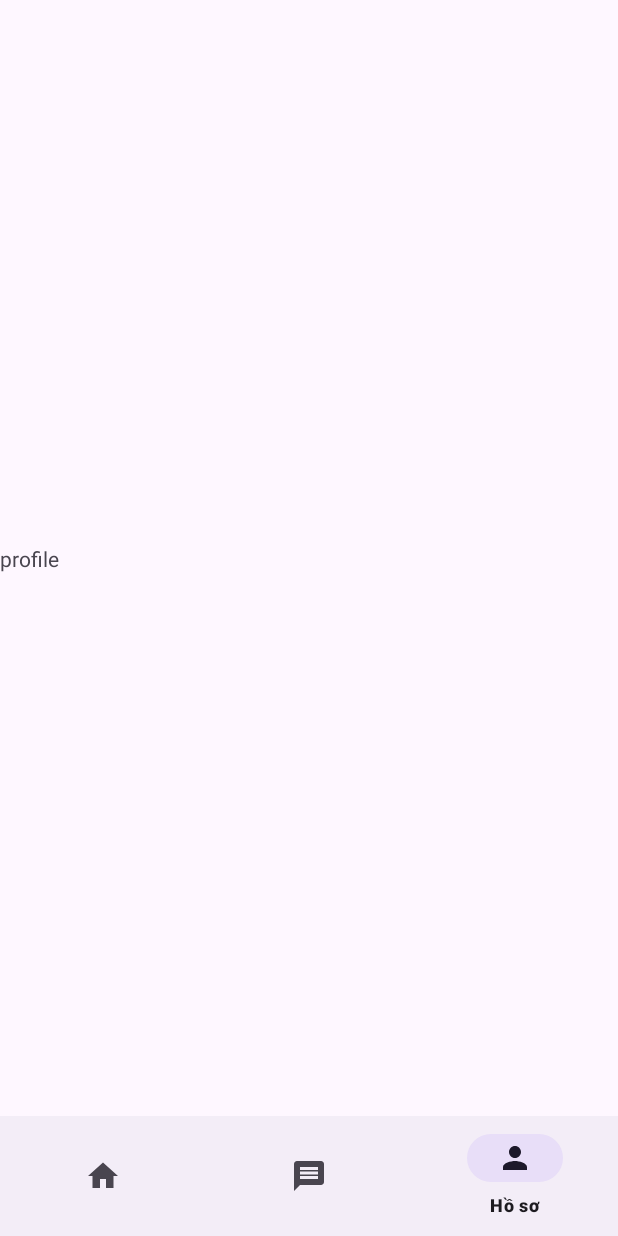
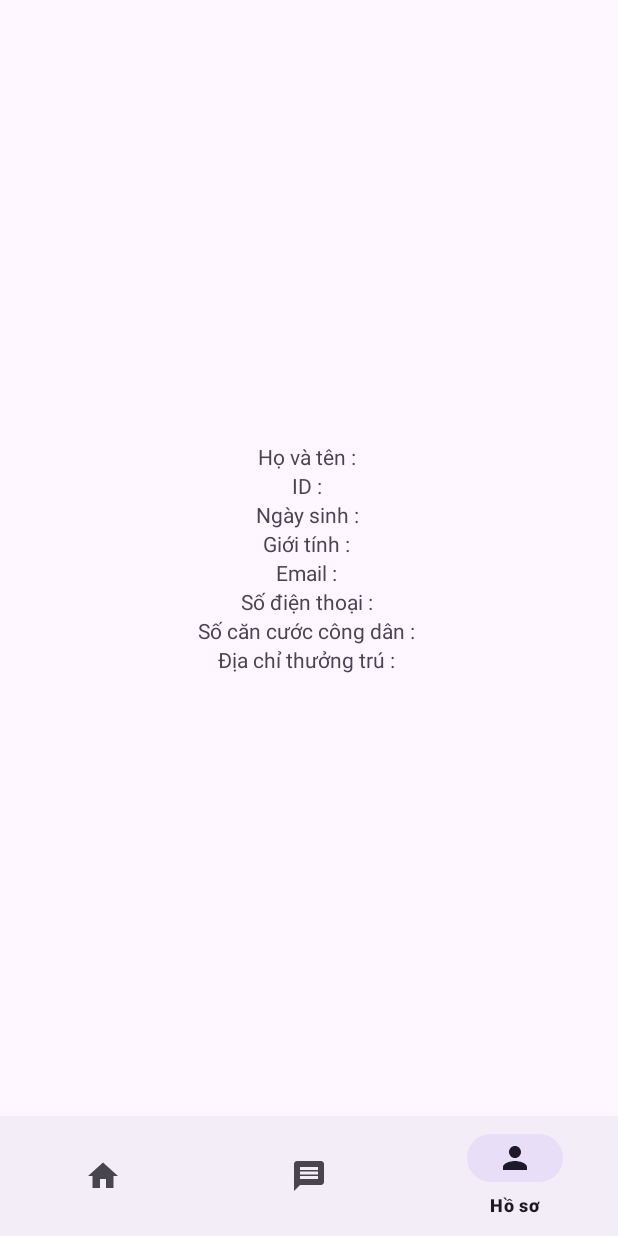
Before and after one commit to NHpe/NMCNPM21_3, an Android app: the screen it shows after launch (MainActivity), item 3 of the bottom bar chosen, on a phone screen of 412 x 824 dp. Run offline under Robolectric (Android 15) with nearby library versions, the phone set to English and light mode, and no system bars; our stand-ins replace navigation-ui.

Commit message:
Chỉnh sửa giao diện của Profile, Thêm 1 vào chủ yếu của Profile

```diff
--- a/Dormitory/app/src/main/java/com/group18/dormitory/Model/UserInformation.java
+++ b/Dormitory/app/src/main/java/com/group18/dormitory/Model/UserInformation.java
@@ -11,6 +11,17 @@ public class UserInformation {
     private String address;
 
     public UserInformation() {
+    }
+
+    public UserInformation(String _id, String _name, String _birthday, String _gender, String _email, String _phone, String _citizen, String _address) {
+        this.id = _id;
+        this.fullName = _name;
+        this.birthday = _birthday;
+        this.gender = _gender;
+        this.email = _email;
+        this.phoneNumber = _phone;
+        this.citizenId = _citizen;
+        this.address = _address;
     }
 
     public String getId() {
--- a/Dormitory/app/src/main/java/com/group18/dormitory/ProfileFragment.java
+++ b/Dormitory/app/src/main/java/com/group18/dormitory/ProfileFragment.java
@@ -7,6 +7,7 @@ import androidx.fragment.app.Fragment;
 import android.view.LayoutInflater;
 import android.view.View;
 import android.view.ViewGroup;
+import com.group18.dormitory.Model.UserInformation;
 
 /**
  * A simple {@link Fragment} subclass.
@@ -61,4 +62,10 @@ public class ProfileFragment extends Fragment {
         // Inflate the layout for this fragment
         return inflater.inflate(R.layout.fragment_profile, container, false);
     }
+
+    // TODO : Tạo hàm để lấy dữ liệu người dùng từ database
+    public UserInformation getInformation() {
+        UserInformation user = new UserInformation();
+        return user;
+    }
 }
--- a/Dormitory/app/src/main/res/layout/fragment_profile.xml
+++ b/Dormitory/app/src/main/res/layout/fragment_profile.xml
@@ -6,9 +6,62 @@
     tools:context=".ProfileFragment">
 
     <!-- TODO: Update blank fragment layout -->
-    <TextView
+    <LinearLayout
         android:layout_width="match_parent"
-        android:layout_height="match_parent"
-        android:text="profile" />
+        android:layout_height="wrap_content"
+        android:layout_gravity="center"
+        android:orientation="vertical">
+
+        <TextView
+            android:id="@+id/fullNameText"
+            android:layout_width="match_parent"
+            android:layout_height="wrap_content"
+            android:textAlignment="center"
+            android:text="Họ và tên : "/>
+
+        <TextView
+            android:layout_width="match_parent"
+            android:layout_height="wrap_content"
+            android:textAlignment="center"
+            android:text="ID : "/>
+
+        <TextView
+            android:layout_width="match_parent"
+            android:layout_height="wrap_content"
+            android:textAlignment="center"
+            android:text="Ngày sinh : "/>
+
+        <TextView
+            android:layout_width="match_parent"
+            android:layout_height="wrap_content"
+            android:textAlignment="center"
+            android:text="Giới tính : "/>
+
+        <TextView
+            android:layout_width="match_parent"
+            android:layout_height="wrap_content"
+            android:textAlignment="center"
+            android:text="Email : "/>
+
+        <TextView
+            android:layout_width="match_parent"
+            android:layout_height="wrap_content"
+            android:textAlignment="center"
+            android:text="Số điện thoại : "/>
+
+        <TextView
+            android:layout_width="match_parent"
+            android:layout_height="wrap_content"
+            android:textAlignment="center"
+            android:text="Số căn cước công dân : "/>
+
+        <TextView
+            android:layout_width="match_parent"
+            android:layout_height="wrap_content"
+            android:textAlignment="center"
+            android:text="Địa chỉ thưởng trú : "/>
+
+    </LinearLayout>
+
 
 </FrameLayout>
--- a/Dormitory/build.gradle.kts
+++ b/Dormitory/build.gradle.kts
@@ -1,4 +1,4 @@
 // Top-level build file where you can add configuration options common to all sub-projects/modules.
 plugins {
-    id("com.android.application") version "8.1.3" apply false
+    id("com.android.application") version "8.2.0" apply false
 }
```
